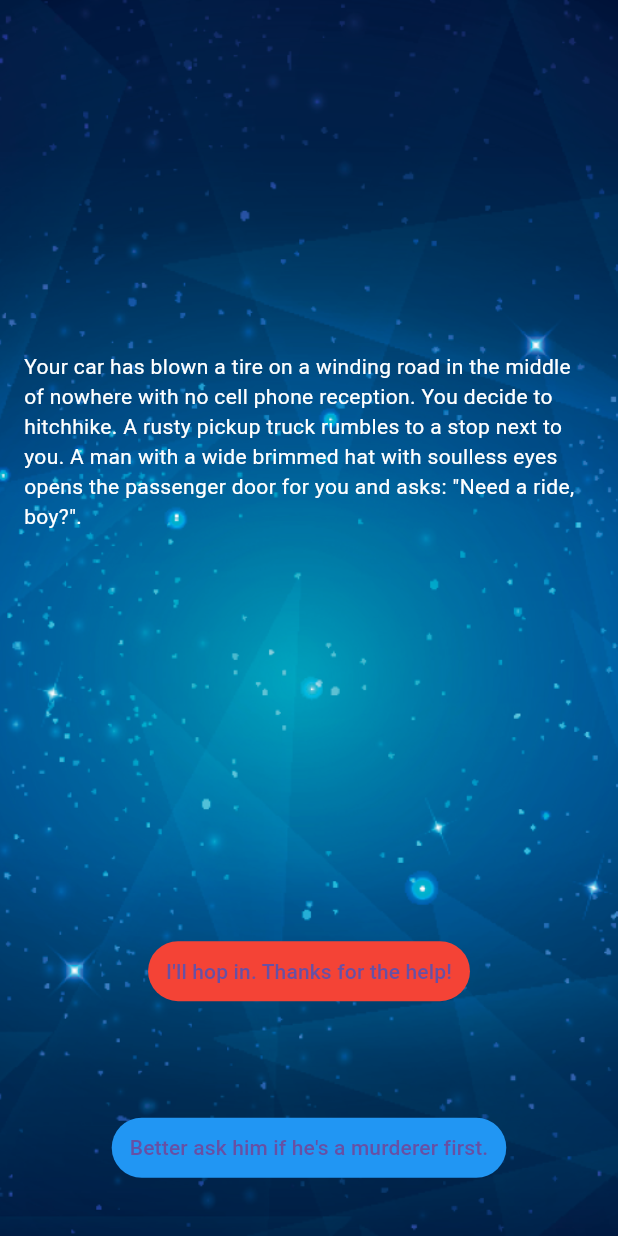
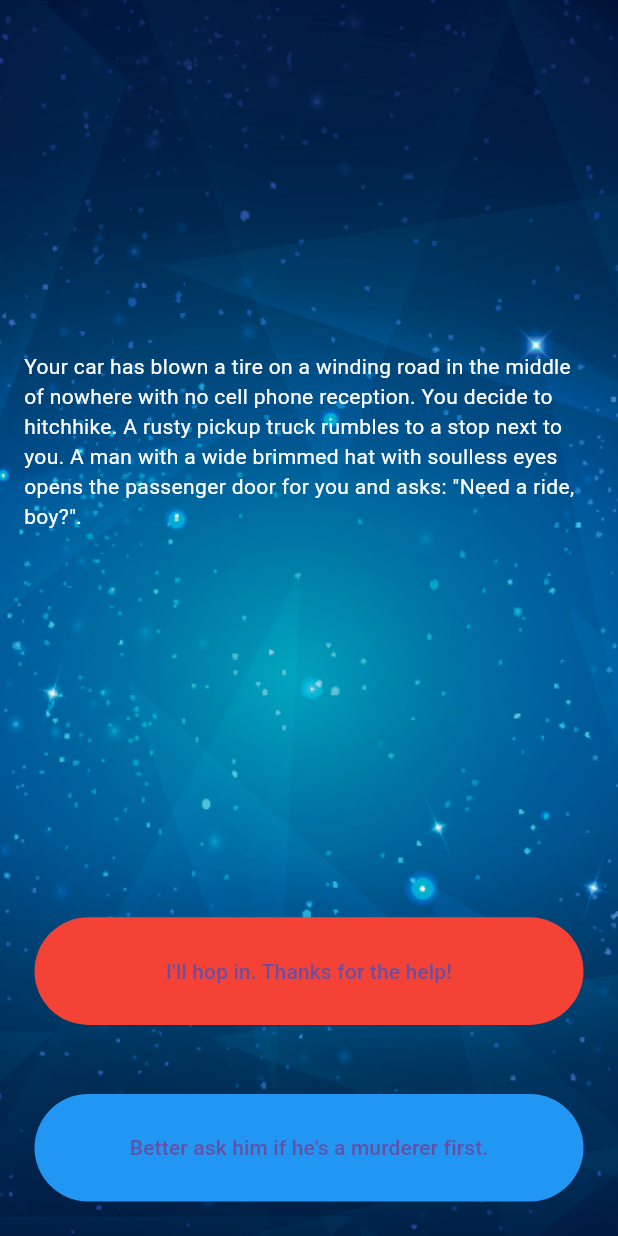
Before and after one commit to shrutiiiiin/destini-flutter, a Flutter app: the screen it shows after launch, on a phone screen of 412 x 824 dp. Run offline on Flutter 3.47's test engine with Material 3 defaults, Android fonts, the phone set to English and light mode, and no system bars.

Commit message:
inital commit#6

```diff
--- a/lib/main.dart
+++ b/lib/main.dart
@@ -41,24 +41,22 @@ class destination extends StatelessWidget {
               ),
               Expanded(
                 child: Padding(
-                  padding: const EdgeInsets.all(15.0),
-                  child: Center(
-                      child: TextButton(
+                  padding: const EdgeInsets.all(23.0),
+                  child: TextButton(
                     style: TextButton.styleFrom(backgroundColor: Colors.red),
                     onPressed: () {},
                     child: Text(storyBrain.getchoice1()),
-                  )),
+                  ),
                 ),
               ),
               Expanded(
                 child: Padding(
-                  padding: const EdgeInsets.all(15.0),
-                  child: Center(
-                      child: TextButton(
+                  padding: const EdgeInsets.all(23.0),
+                  child: TextButton(
                     style: TextButton.styleFrom(backgroundColor: Colors.blue),
                     onPressed: () {},
                     child: Text(storyBrain.getchoice2()),
-                  )),
+                  ),
                 ),
               ),
             ],
```
